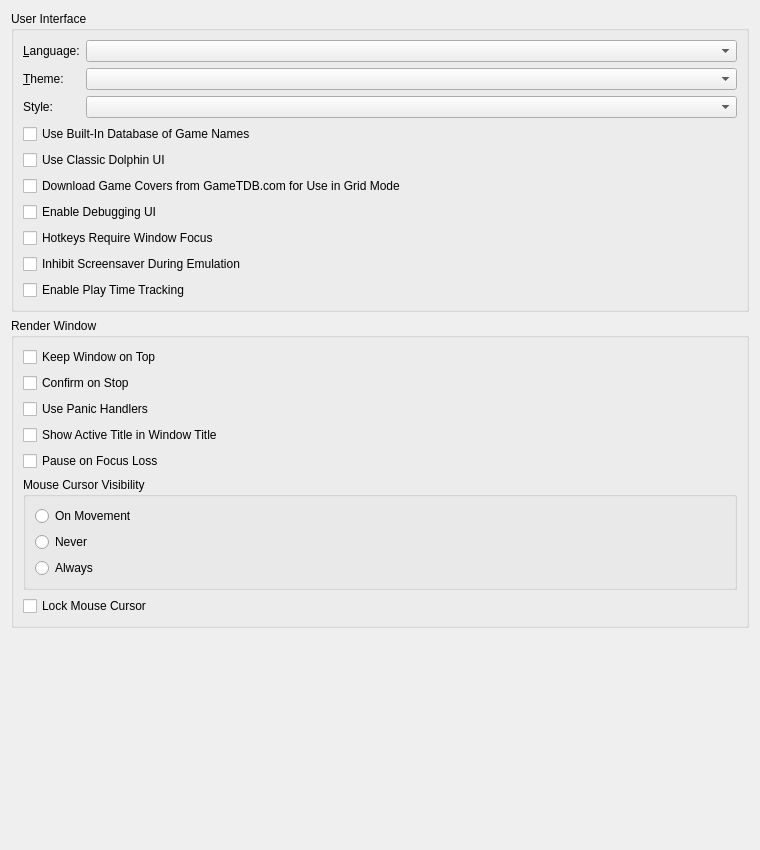
sharath-5br2r/Dolphin-Extra, file Source/Core/DolphinQt/Settings/InterfacePane.ui: the form before one commit.
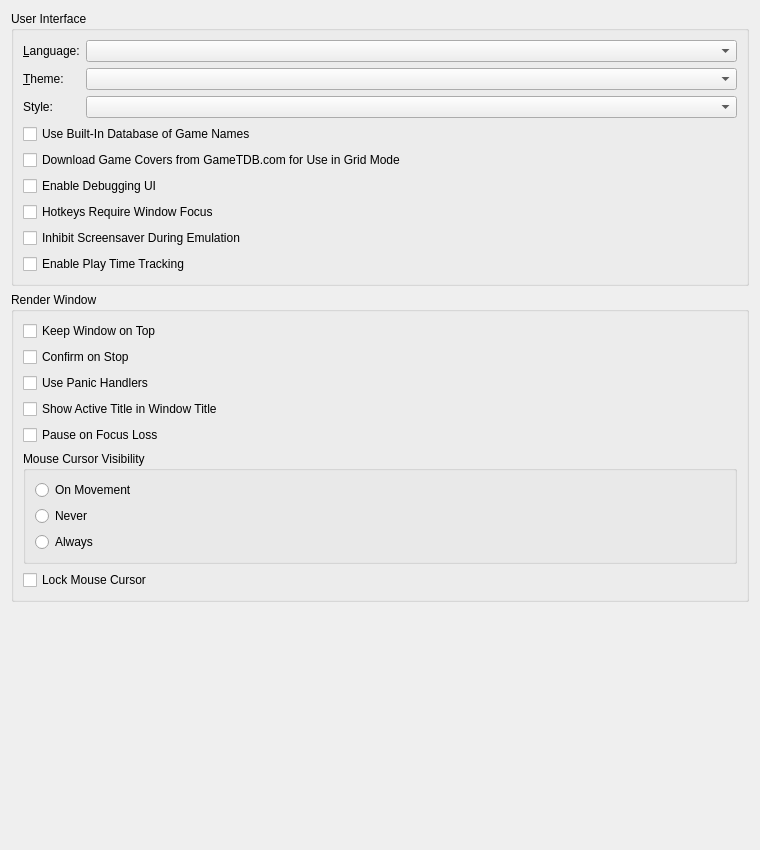
The form after the commit.

Commit message: fix(interface): remove classic ui option

The edit to the form file:
```diff
--- a/Source/Core/DolphinQt/Settings/InterfacePane.ui
+++ b/Source/Core/DolphinQt/Settings/InterfacePane.ui
@@ -77,13 +77,6 @@
         </property>
        </widget>
       </item>
-      <item>
-       <widget class="QCheckBox" name="useClassicDolphinUiCheckBox">
-        <property name="text">
-         <string>Use Classic Dolphin UI</string>
-        </property>
-       </widget>
-      </item>
       <item>
        <widget class="QCheckBox" name="useCoversCheckBox">
         <property name="text">
```
Left out of the diff: 1 changed line with no effect on the pictures. The commit also changes 5 other files.
